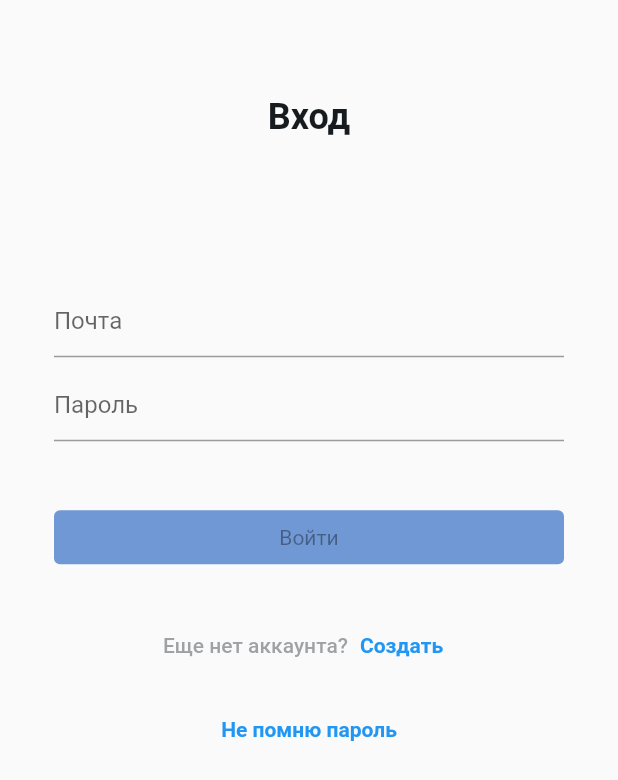
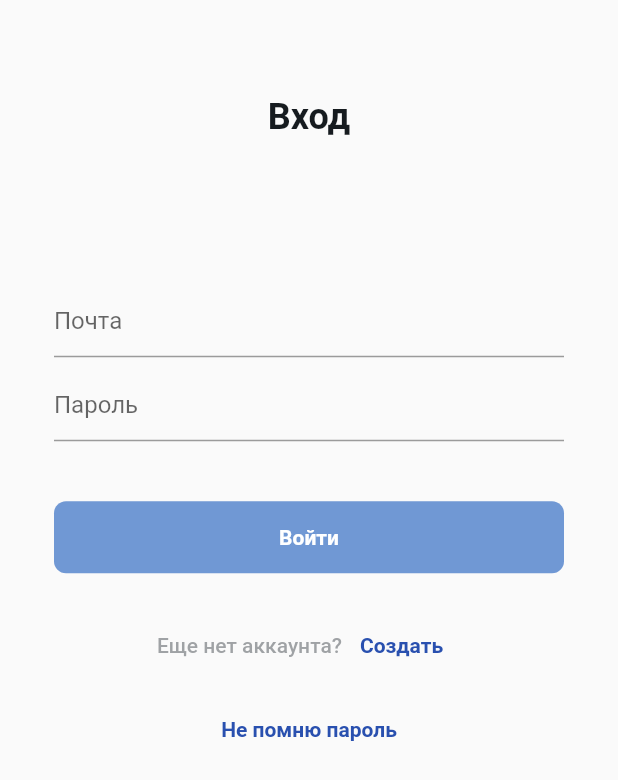
Before and after one commit to 8thgencore/gift_manager, a Flutter app: the screen it shows after launch, on a phone screen of 412 x 824 dp. Shown: the top 780 px of the screen. Run offline on Flutter 3.47's test engine with Material 2 defaults, Android fonts, the phone set to English and light mode, and no system bars; our stand-ins replace bloc, equatable, flutter_bloc.

Commit message:
Button themes

```diff
--- a/lib/presentation/login/view/login_page.dart
+++ b/lib/presentation/login/view/login_page.dart
@@ -214,17 +214,6 @@ class _LoginButton extends StatelessWidget {
                       .read<LoginBloc>()
                       .add(const LoginLoginButtonClicked())
                   : null,
-              style: ButtonStyle(
-                backgroundColor: MaterialStateProperty.resolveWith((states) {
-                  if (states.contains(MaterialState.disabled)) {
-                    return const Color(0xB3366EC4);
-                  }
-                  return const Color(0xFF2950AF);
-                }),
-                textStyle: MaterialStateProperty.all(
-                  const TextStyle(color: Colors.white),
-                ),
-              ),
               child: const Text('Войти'),
             );
           },
--- a/lib/presentation/theme/dark_theme.dart
+++ b/lib/presentation/theme/dark_theme.dart
@@ -45,4 +45,59 @@ final darkTheme = _base.copyWith(
       color: AppColors.darkWhite100,
     ),
   ),
+  elevatedButtonTheme: ElevatedButtonThemeData(
+    style: ButtonStyle(
+      padding: MaterialStateProperty.all(const EdgeInsets.all(16)),
+      elevation: MaterialStateProperty.all(0),
+      shape: MaterialStateProperty.all(
+        RoundedRectangleBorder(borderRadius: BorderRadius.circular(8)),
+      ),
+      textStyle: MaterialStateProperty.resolveWith(
+        (states) {
+          return states.contains(MaterialState.disabled)
+              ? const TextStyle(
+                  color: AppColors.darkWhite60,
+                  fontWeight: FontWeight.bold,
+                  fontSize: 14,
+                )
+              : const TextStyle(
+                  color: AppColors.darkWhite100,
+                  fontWeight: FontWeight.bold,
+                  fontSize: 14,
+                );
+        },
+      ),
+      backgroundColor: MaterialStateProperty.resolveWith((states) {
+        return states.contains(MaterialState.disabled)
+            ? AppColors.darkDarkBlue100
+            : AppColors.darkDarkBlue70;
+      }),
+    ),
+  ),
+  textButtonTheme: TextButtonThemeData(
+    style: ButtonStyle(
+      padding: MaterialStateProperty.all(
+        const EdgeInsets.symmetric(
+          horizontal: 12,
+          vertical: 8,
+        ),
+      ),
+      shape: MaterialStateProperty.resolveWith((state) {
+        return const RoundedRectangleBorder(
+          borderRadius: BorderRadius.all(Radius.circular(8)),
+        );
+      }),
+      foregroundColor: MaterialStateProperty.resolveWith((states) {
+        return states.contains(MaterialState.disabled)
+            ? AppColors.darkDarkBlue100.withOpacity(0.5)
+            : AppColors.darkDarkBlue100;
+      }),
+      backgroundColor: MaterialStateProperty.resolveWith(
+        (states) => Colors.transparent,
+      ),
+      overlayColor: MaterialStateProperty.all(
+        AppColors.lightLightBlue100,
+      ),
+    ),
+  ),
 );
--- a/lib/presentation/theme/light_theme.dart
+++ b/lib/presentation/theme/light_theme.dart
@@ -45,4 +45,45 @@ final lightTheme = _base.copyWith(
       color: AppColors.lightBlack100,
     ),
   ),
+  elevatedButtonTheme: ElevatedButtonThemeData(
+    style: ButtonStyle(
+      padding: MaterialStateProperty.all(const EdgeInsets.all(16)),
+      elevation: MaterialStateProperty.all(0),
+      shape: MaterialStateProperty.all(
+        RoundedRectangleBorder(borderRadius: BorderRadius.circular(8)),
+      ),
+      foregroundColor: MaterialStateProperty.all(AppColors.lightWhite100),
+      backgroundColor: MaterialStateProperty.resolveWith((states) {
+        return states.contains(MaterialState.disabled)
+            ? AppColors.lightLightBlue70
+            : AppColors.lightDarkBlue100;
+      }),
+    ),
+  ),
+  textButtonTheme: TextButtonThemeData(
+    style: ButtonStyle(
+      padding: MaterialStateProperty.all(
+        const EdgeInsets.symmetric(
+          horizontal: 12,
+          vertical: 8,
+        ),
+      ),
+      shape: MaterialStateProperty.resolveWith((state) {
+        return const RoundedRectangleBorder(
+          borderRadius: BorderRadius.all(Radius.circular(8)),
+        );
+      }),
+      foregroundColor: MaterialStateProperty.resolveWith((states) {
+        return states.contains(MaterialState.disabled)
+            ? AppColors.lightDarkBlue100.withOpacity(0.5)
+            : AppColors.lightDarkBlue100;
+      }),
+      backgroundColor: MaterialStateProperty.resolveWith(
+        (states) => Colors.transparent,
+      ),
+      overlayColor: MaterialStateProperty.all(
+        AppColors.lightLightBlue100,
+      ),
+    ),
+  ),
 );
```
